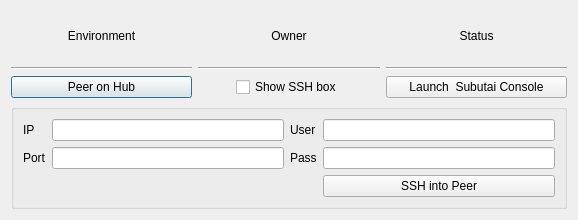
Above: hub/forms/DlgPeer.ui from subutai-io/control-center before the change. Below: the same form after it.
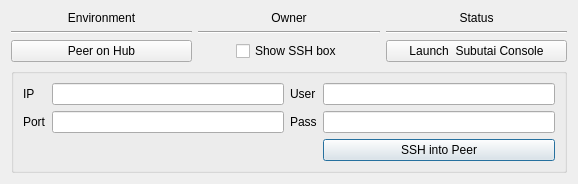
That is the form after the change.

Commit message: changed notification about connection to peer into label in peer dialog #573

Patch:
```diff
--- a/hub/forms/DlgPeer.ui
+++ b/hub/forms/DlgPeer.ui
@@ -7,7 +7,7 @@
     <x>0</x>
     <y>0</y>
     <width>578</width>
-    <height>220</height>
+    <height>166</height>
    </rect>
   </property>
   <property name="windowTitle">
@@ -40,6 +40,69 @@
      </property>
     </widget>
    </item>
+   <item row="8" column="1" colspan="3">
+    <widget class="QGroupBox" name="gr_ssh">
+     <property name="title">
+      <string/>
+     </property>
+     <layout class="QGridLayout" name="gridLayout_2">
+      <item row="0" column="0">
+       <widget class="QLabel" name="label">
+        <property name="text">
+         <string>IP</string>
+        </property>
+       </widget>
+      </item>
+      <item row="1" column="3">
+       <widget class="QLineEdit" name="le_pass"/>
+      </item>
+      <item row="0" column="3">
+       <widget class="QLineEdit" name="le_user"/>
+      </item>
+      <item row="1" column="0">
+       <widget class="QLabel" name="label_2">
+        <property name="text">
+         <string>Port</string>
+        </property>
+       </widget>
+      </item>
+      <item row="1" column="2">
+       <widget class="QLabel" name="label_4">
+        <property name="text">
+         <string>Pass</string>
+        </property>
+       </widget>
+      </item>
+      <item row="1" column="1">
+       <widget class="QLineEdit" name="le_port"/>
+      </item>
+      <item row="0" column="1">
+       <widget class="QLineEdit" name="le_ip"/>
+      </item>
+      <item row="0" column="2">
+       <widget class="QLabel" name="label_3">
+        <property name="text">
+         <string>User</string>
+        </property>
+       </widget>
+      </item>
+      <item row="2" column="3">
+       <widget class="QPushButton" name="btn_ssh_peer">
+        <property name="text">
+         <string>SSH into Peer</string>
+        </property>
+       </widget>
+      </item>
+      <item row="2" column="1">
+       <widget class="QLabel" name="label_5">
+        <property name="text">
+         <string/>
+        </property>
+       </widget>
+      </item>
+     </layout>
+    </widget>
+   </item>
    <item row="1" column="1">
     <widget class="QLabel" name="lbl_env">
      <property name="text">
@@ -107,62 +170,6 @@
    <item row="3" column="2">
     <layout class="QVBoxLayout" name="env_owner"/>
    </item>
-   <item row="7" column="1" colspan="3">
-    <widget class="QGroupBox" name="gr_ssh">
-     <property name="title">
-      <string/>
-     </property>
-     <layout class="QGridLayout" name="gridLayout_2">
-      <item row="1" column="1">
-       <widget class="QLineEdit" name="le_port"/>
-      </item>
-      <item row="0" column="1">
-       <widget class="QLineEdit" name="le_ip"/>
-      </item>
-      <item row="0" column="2">
-       <widget class="QLabel" name="label_3">
-        <property name="text">
-         <string>User</string>
-        </property>
-       </widget>
-      </item>
-      <item row="0" column="0">
-       <widget class="QLabel" name="label">
-        <property name="text">
-         <string>IP</string>
-        </property>
-       </widget>
-      </item>
-      <item row="1" column="3">
-       <widget class="QLineEdit" name="le_pass"/>
-      </item>
-      <item row="0" column="3">
-       <widget class="QLineEdit" name="le_user"/>
-      </item>
-      <item row="1" column="0">
-       <widget class="QLabel" name="label_2">
-        <property name="text">
-         <string>Port</string>
-        </property>
-       </widget>
-      </item>
-      <item row="1" column="2">
-       <widget class="QLabel" name="label_4">
-        <property name="text">
-         <string>Pass</string>
-        </property>
-       </widget>
-      </item>
-      <item row="2" column="3">
-       <widget class="QPushButton" name="btn_ssh_peer">
-        <property name="text">
-         <string>SSH into Peer</string>
-        </property>
-       </widget>
-      </item>
-     </layout>
-    </widget>
-   </item>
   </layout>
  </widget>
  <resources/>
```
The commit also changes 4 other files.
